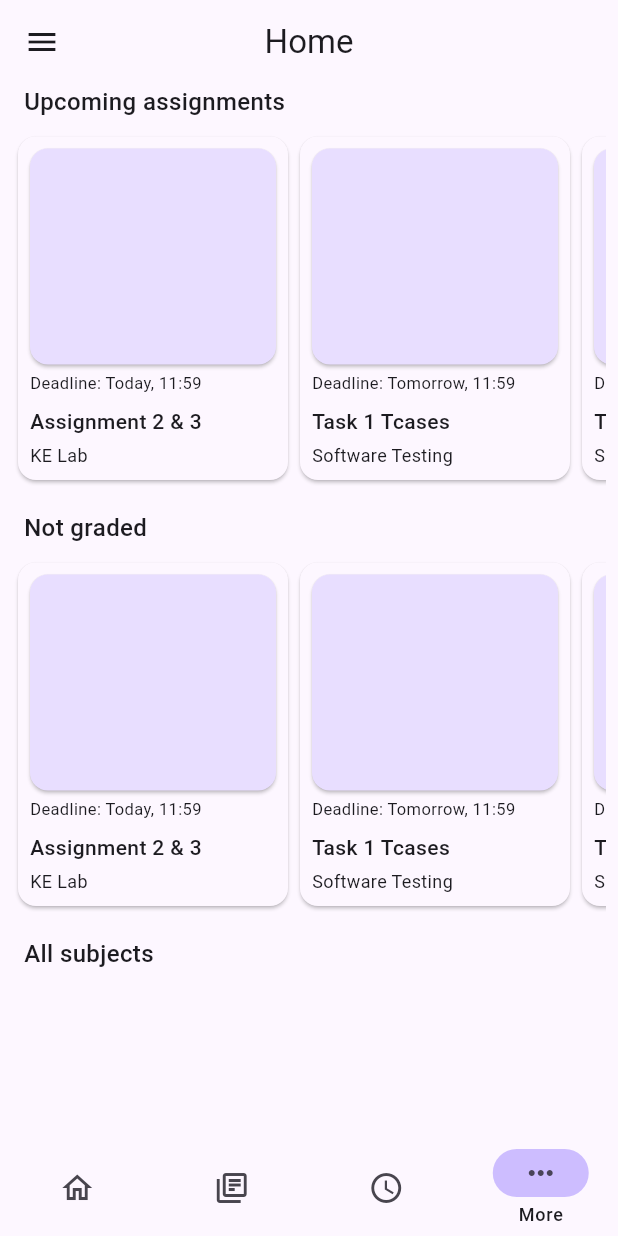
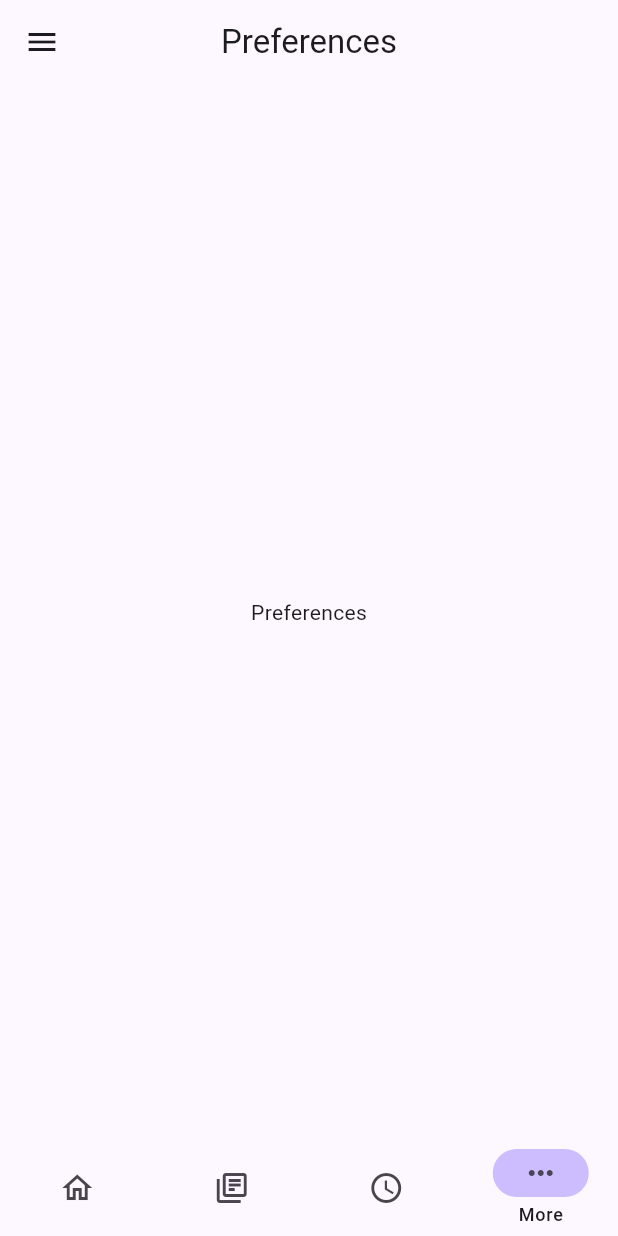
Before and after one commit to agxpro-z/classnet, a Flutter app: the screen it shows once a user with an empty profile is signed in, item 4 of the bottom bar chosen, on a phone screen of 412 x 824 dp. Run offline on Flutter 3.47's test engine with Material 3 defaults, Android fonts, the phone set to English and light mode, and no system bars; our stand-ins replace cloud_firestore, firebase_auth, firebase_core; accounts and stored records are empty; generated files the repository leaves out were written again; network calls fail.

Commit message:
Refactor and split pages in home screen.
Signed-off-by: AnkitGourav <Ankitgourav035@gmail.com>

```diff
--- a/lib/app/app.dart
+++ b/lib/app/app.dart
@@ -2,10 +2,10 @@ import 'package:firebase_auth/firebase_auth.dart';
 import 'package:flutter/material.dart';
 
 import 'auth/login_page.dart';
-import 'pages/home_page.dart';
+import 'pages/main_page.dart';
 
-class MainPage extends StatelessWidget {
-  const MainPage({super.key});
+class App extends StatelessWidget {
+  const App({super.key});
 
   @override
   Widget build(BuildContext context) {
@@ -14,7 +14,7 @@ class MainPage extends StatelessWidget {
         stream: FirebaseAuth.instance.authStateChanges(),
         builder: (context, snapshot) {
           if (snapshot.hasData) {
-            return const HomePage();
+            return const MainPage();
           } else {
             return const LoginPage();
           }
--- a/lib/app/pages/home_page.dart
+++ b/lib/app/pages/home_page.dart
@@ -1,90 +1,17 @@
 import 'package:flutter/material.dart';
 
 import '../../res/values/strings.dart';
-import '../auth/auth.dart';
 import '../components/assignment_card.dart';
 import '../components/subjects.dart';
 
-class HomePage extends StatefulWidget {
+class HomePage extends StatelessWidget {
   const HomePage({super.key});
-
-  @override
-  State<HomePage> createState() => _HomePageState();
-}
-
-class _HomePageState extends State<HomePage> {
-  int _bottomNavigationIndex = 0;
 
   @override
   Widget build(BuildContext context) {
     final theme = Theme.of(context);
 
-    return Scaffold(
-      backgroundColor: theme.colorScheme.surface,
-      appBar: AppBar(
-        backgroundColor: theme.colorScheme.surface,
-        title: const Text(Strings.home),
-        centerTitle: true,
-      ),
-      drawer: Drawer(
-          backgroundColor: theme.colorScheme.surface,
-          child: ListView(
-            children: <Widget>[
-              // User details header
-              UserAccountsDrawerHeader(
-                accountEmail: Text(Auth.getUserEmail()),
-                accountName: Text(Auth.getUserName()),
-                currentAccountPicture: Icon(
-                  Icons.account_circle,
-                  size: 72.0,
-                  color: theme.colorScheme.onPrimary,
-                ),
-              ),
-
-              Column(
-                children: <Widget>[
-                  Padding(
-                    padding: const EdgeInsets.only(right: 8.0),
-                    child: Row(
-                      mainAxisAlignment: MainAxisAlignment.end,
-                      children: <Widget>[
-                        OutlinedButton(
-                          onPressed: () {
-                            Auth.signOut();
-                          },
-                          style: OutlinedButton.styleFrom(
-                            side: BorderSide(color: theme.colorScheme.primary),
-                          ),
-                          child: const Text(Strings.signOut),
-                        )
-                      ],
-                    ),
-                  )
-                ],
-              )
-            ],
-          )),
-      bottomNavigationBar: NavigationBar(
-        backgroundColor: theme.colorScheme.surface,
-        labelBehavior: NavigationDestinationLabelBehavior.onlyShowSelected,
-        height: 64.0,
-        selectedIndex: _bottomNavigationIndex,
-        destinations: const <Widget>[
-          NavigationDestination(icon: Icon(Icons.home_outlined), label: Strings.home),
-          NavigationDestination(icon: Icon(Icons.my_library_books_outlined), label: Strings.assignments),
-          NavigationDestination(icon: Icon(Icons.schedule_outlined), label: Strings.schedule),
-          NavigationDestination(icon: Icon(Icons.more_horiz_outlined), label: Strings.more),
-        ],
-        onDestinationSelected: (selectedIndex) {
-          setState(() {
-            _bottomNavigationIndex = selectedIndex;
-          });
-        },
-        indicatorColor: theme.colorScheme.inversePrimary,
-      ),
-      body: Padding(
-        padding: const EdgeInsets.symmetric(horizontal: 8.0),
-        child: SingleChildScrollView(
+    return SingleChildScrollView(
       child: Column(
         crossAxisAlignment: CrossAxisAlignment.start,
         children: <Widget>[
@@ -181,8 +108,6 @@ class _HomePageState extends State<HomePage> {
           const SizedBox(height: 8.0),
         ],
       ),
-        ),
-      ),
     );
   }
 }
--- /dev/null
+++ b/lib/app/pages/main_page.dart
@@ -0,0 +1,96 @@
+import 'package:flutter/material.dart';
+
+import '../../res/values/strings.dart';
+import '../auth/auth.dart';
+import 'assignment_page.dart';
+import 'home_page.dart';
+import 'preferences.dart';
+import 'schedule_page.dart';
+
+class MainPage extends StatefulWidget {
+  const MainPage({super.key});
+
+  @override
+  State<MainPage> createState() => _MainPageState();
+}
+
+class _MainPageState extends State<MainPage> {
+  int _bottomNavigationIndex = 0;
+  final List<Widget> pages = const [HomePage(), AssignmentPage(), SchedulePage(), Preferences()];
+  final List<String> title = const [Strings.home, Strings.assignments, Strings.schedule, Strings.preferences];
+
+  @override
+  Widget build(BuildContext context) {
+    final theme = Theme.of(context);
+
+    return Scaffold(
+      backgroundColor: theme.colorScheme.surface,
+      appBar: AppBar(
+        backgroundColor: theme.colorScheme.surface,
+        title: Text(title[_bottomNavigationIndex]),
+        centerTitle: true,
+      ),
+      drawer: Drawer(
+        backgroundColor: theme.colorScheme.surface,
+        child: ListView(
+          children: <Widget>[
+            // User details header
+            UserAccountsDrawerHeader(
+              accountEmail: Text(Auth.getUserEmail()),
+              accountName: Text(Auth.getUserName()),
+              currentAccountPicture: Icon(
+                Icons.account_circle,
+                size: 72.0,
+                color: theme.colorScheme.onPrimary,
+              ),
+            ),
+
+            Column(
+              children: <Widget>[
+                Padding(
+                  padding: const EdgeInsets.only(right: 8.0),
+                  child: Row(
+                    mainAxisAlignment: MainAxisAlignment.end,
+                    children: <Widget>[
+                      OutlinedButton(
+                        onPressed: () {
+                          Auth.signOut();
+                        },
+                        style: OutlinedButton.styleFrom(
+                          side: BorderSide(color: theme.colorScheme.primary),
+                        ),
+                        child: const Text(Strings.signOut),
+                      )
+                    ],
+                  ),
+                )
+              ],
+            )
+          ],
+        ),
+      ),
+      bottomNavigationBar: NavigationBar(
+        backgroundColor: theme.colorScheme.surface,
+        labelBehavior: NavigationDestinationLabelBehavior.onlyShowSelected,
+        height: 64.0,
+        selectedIndex: _bottomNavigationIndex,
+        destinations: const <Widget>[
+          NavigationDestination(icon: Icon(Icons.home_outlined), label: Strings.home),
+          NavigationDestination(icon: Icon(Icons.my_library_books_outlined), label: Strings.assignments),
+          NavigationDestination(icon: Icon(Icons.schedule_outlined), label: Strings.schedule),
+          NavigationDestination(icon: Icon(Icons.more_horiz_outlined), label: Strings.more),
+        ],
+        onDestinationSelected: (selectedIndex) {
+          setState(() {
+            _bottomNavigationIndex = selectedIndex;
+          });
+        },
+        indicatorColor: theme.colorScheme.inversePrimary,
+      ),
+      body: Padding(
+        padding: const EdgeInsets.symmetric(horizontal: 8.0),
+        child: pages[_bottomNavigationIndex],
+      ),
+    );
+  }
+}
--- /dev/null
+++ b/lib/app/pages/preferences.dart
@@ -0,0 +1,22 @@
+import 'package:flutter/material.dart';
+
+import '../../res/values/strings.dart';
+
+class Preferences extends StatefulWidget {
+  const Preferences({super.key});
+
+  @override
+  State<Preferences> createState() => _PreferencesState();
+}
+
+class _PreferencesState extends State<Preferences> {
+  @override
+  Widget build(BuildContext context) {
+    return const Padding(
+      padding: EdgeInsets.all(8.0),
+      child: Center(
+        child: Text(Strings.preferences),
+      ),
+    );
+  }
+}
--- a/lib/main.dart
+++ b/lib/main.dart
@@ -27,7 +27,7 @@ class MainApp extends StatelessWidget {
   @override
   Widget build(BuildContext context) {
     return MaterialApp(
-      home: const MainPage(),
+      home: const App(),
       theme: ThemeData(
         colorScheme: ColorScheme.fromSeed(seedColor: Colors.deepPurpleAccent),
         useMaterial3: true,
--- a/lib/res/values/strings.dart
+++ b/lib/res/values/strings.dart
@@ -40,4 +40,5 @@ class Strings {
 
   // More
   static const more = "More";
+  static const preferences = "Preferences";
 }
```
Also changed, not shown: lib/app/pages/assignment_page.dart (added, +22 -0 lines), lib/app/pages/schedule_page.dart (added, +22 -0 lines). Lines whose indentation alone changed are shown as unchanged.
